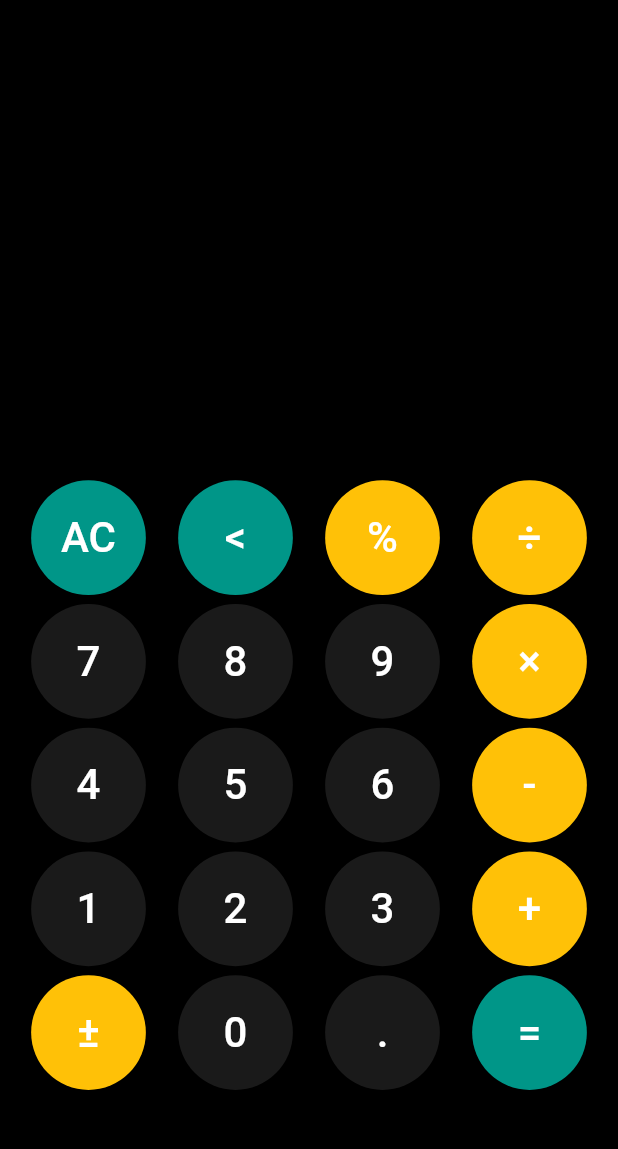
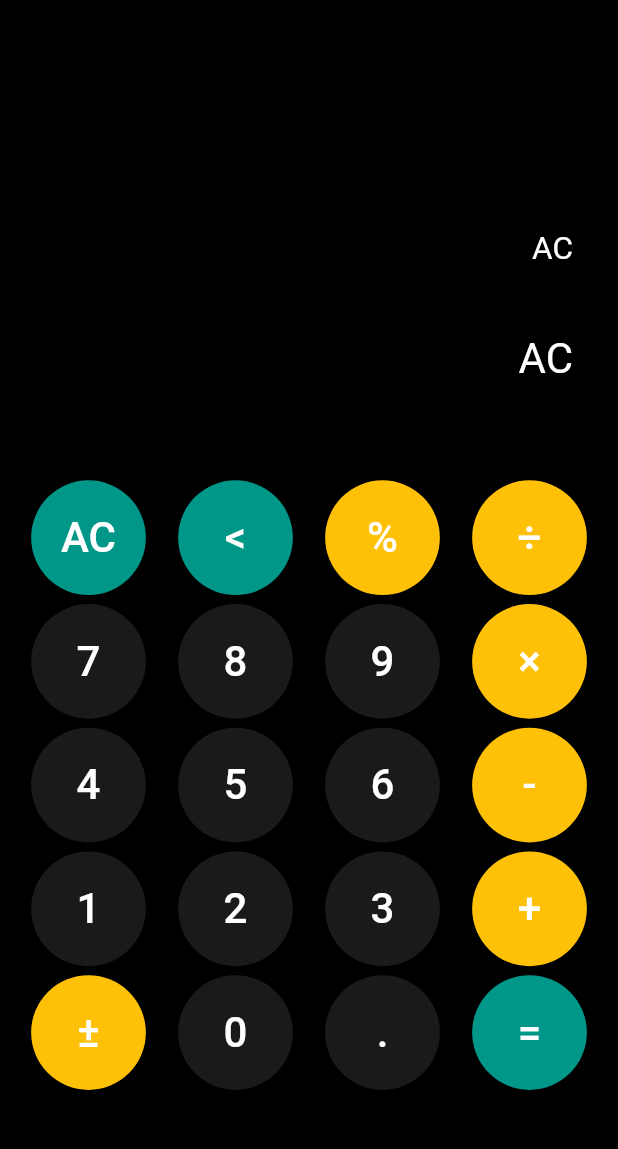
Before and after one commit to Akashtambe000/CalSci, a Flutter app: the screen it shows after launch, after a tap on "AC", on a phone screen of 412 x 824 dp, the part 84-1233 px from its top. Run offline on Flutter 3.47's test engine with Material 2 defaults, Android fonts, the phone set to English and light mode, and no system bars.

Commit message:
created addToBuffer method

```diff
--- /dev/null
+++ b/myapp/lib/Methods/ScreenData.dart
@@ -0,0 +1,19 @@
+class ScreenData {
+  String buffer = "";
+
+  void add(String value) {
+    buffer += value;
+  }
+
+  void remove({int n = 1}) {
+    buffer = buffer.substring(0, buffer.length - n);
+  }
+
+  void clear() {
+    buffer = "";
+  }
+
+  String get getbuffer {
+    return buffer;
+  }
+}
--- a/myapp/lib/MyColors.dart
+++ b/myapp/lib/Widgets/MyColors.dart
@@ -1,4 +1,4 @@
-part of 'main.dart';
+part of '../main.dart';
 
 class MyColors {
   MyColors._(); // this basically makes it so you can instantiate this class
--- a/myapp/lib/Screen.dart
+++ b/myapp/lib/Widgets/Screen.dart
@@ -1,31 +1,9 @@
 import 'package:flutter/material.dart';
-
-class ScreenData {
-  String buffer;
-
-  ScreenData({this.buffer});
-
-  void add(String value) {
-    buffer += value;
-  }
-
-  void remove({int n = 1}) {
-    buffer = buffer.substring(0, buffer.length - n);
-  }
-
-  void clear() {
-    buffer = "";
-  }
-
-  @override
-  String toString() {
-    return buffer.toString();
-  }
-}
+import '../Methods/ScreenData.dart';
 
 class Screen extends StatefulWidget {
   final ScreenData data;
-  Screen({Key key, this.data}) : super(key: key);
+  Screen({Key key, @required this.data}) : super(key: key);
   @override
   State<StatefulWidget> createState() => ScreenState();
 }
@@ -40,13 +18,21 @@ class ScreenState extends State<Screen> {
           Container(
             height: constraints.maxHeight * 0.25,
             //color: Colors.blue,
-            child: Text(""),
+            child: Text("${widget.data.getbuffer}",
+                textScaleFactor: 1.5,
+                style: TextStyle(
+                  color: Colors.white,
+                )),
             alignment: Alignment.bottomRight,
           ),
           Container(
             height: constraints.maxHeight * 0.25,
             //color: Colors.deepOrangeAccent,
-            child: Text(""),
+            child: Text("${widget.data.getbuffer}",
+                textScaleFactor: 2,
+                style: TextStyle(
+                  color: Colors.white,
+                )),
             alignment: Alignment.bottomRight,
           ),
         ],
--- /dev/null
+++ b/myapp/lib/Widgets/buttonWidget.dart
@@ -0,0 +1,25 @@
+import 'package:flutter/material.dart';
+
+class ButtonWidget extends StatelessWidget {
+  final Color bgColor;
+  final String keyValue;
+  final Function addToBuffer;
+
+  ButtonWidget({@required this.bgColor, @required this.keyValue, @required this.addToBuffer});
+
+  @override
+  Widget build(BuildContext context) {
+    return LayoutBuilder(builder: (ctx, constraints) {
+      return RaisedButton(
+          onPressed: () => addToBuffer(keyValue),
+          shape: CircleBorder(),
+          color: bgColor,
+          elevation: 0,
+          child: Text(
+            keyValue,
+            textScaleFactor: 2,
+            style: TextStyle(color: Colors.white),
+          ));
+    });
+  }
+}
--- a/myapp/lib/buttons.dart
+++ b/myapp/lib/Widgets/buttons.dart
@@ -1,7 +1,10 @@
 import 'package:flutter/material.dart';
-import './buttonWidget.dart';
+import 'buttonWidget.dart';
 
 class Buttons extends StatelessWidget {
+  Buttons({@required this.addToBuffer});
+
+  final Function addToBuffer;
   final buttonlist = [
     [
       {"keyValue": "AC", "bgColor": Colors.teal},
@@ -50,6 +53,7 @@ class Buttons extends StatelessWidget {
               child: ButtonWidget(
                 bgColor: singleButton["bgColor"],
                 keyValue: singleButton["keyValue"],
+                addToBuffer: addToBuffer,
               ),
             );
           }).toList());
--- a/myapp/lib/buttonWidget.dart
+++ /dev/null
@@ -1,21 +0,0 @@
-import 'package:flutter/material.dart';
-
-class ButtonWidget extends StatelessWidget {
-  final Color bgColor;
-  final String keyValue;
-
-  ButtonWidget({@required this.bgColor, @required this.keyValue});
-
-  @override
-  Widget build(BuildContext context) {
-    return LayoutBuilder(builder: (ctx, constraints) {
-      return RaisedButton(
-        onPressed: ()=>{},
-        shape: CircleBorder(),
-        color: bgColor,
-        elevation: 0,
-        child: Text(keyValue,textScaleFactor: 2,style: TextStyle(color: Colors.white),)
-      );
-    });
-  }
-}
--- a/myapp/lib/main.dart
+++ b/myapp/lib/main.dart
@@ -1,8 +1,9 @@
 import 'package:flutter/material.dart';
-import './buttons.dart';
-import './Screen.dart';
+import './Widgets/buttons.dart';
+import './Widgets/Screen.dart';
+import './Methods/ScreenData.dart';
 
-part 'MyColors.dart';
+part './Widgets/MyColors.dart';
 
 void main() {
   runApp(MyApp());
@@ -34,6 +35,15 @@ class MyHomePage extends StatefulWidget {
 }
 
 class _MyHomePageState extends State<MyHomePage> {
+
+  ScreenData data = ScreenData();
+
+  void addToBuffer(String keyValue) {
+    setState(() {
+      data.add(keyValue);
+    });
+  }
+
   @override
   Widget build(BuildContext context) {
     // appbar widget
@@ -69,11 +79,11 @@ class _MyHomePageState extends State<MyHomePage> {
               Container(
                 padding: EdgeInsets.only(right: 20),
                 height: appHeight * 0.40,
-                child: Screen(),
+                child: Screen(data: data),
               ),
               Container(
-                height: appHeight * 0.55 - mainPadding,
-                child: Buttons(),
+                height: appHeight * 0.55-mainPadding,
+                child: Buttons(addToBuffer: addToBuffer),
               ),
             ],
           ),
```
Lines whose indentation alone changed are shown as unchanged.
